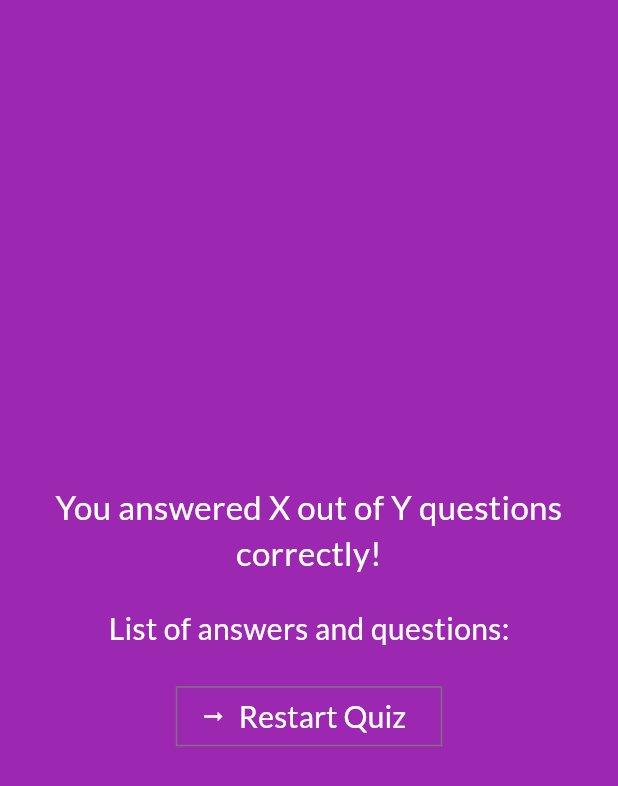
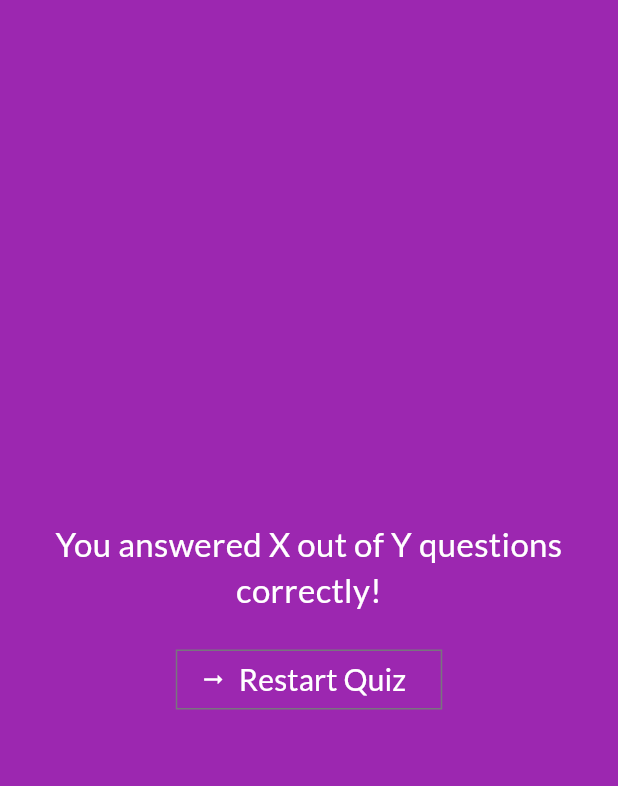
Before and after one commit to sckhoo/adv_basics, a Flutter app: the ResultScreen widget shown alone on an empty page, opened directly with empty values, on a phone screen of 412 x 824 dp. Shown: the top 786 px of the screen. Run offline on Flutter 3.47's test engine with Material 3 defaults, Android fonts, the phone set to English and light mode, and no system bars; our stand-ins replace google_fonts.

Commit message:
result screen started

```diff
--- a/lib/quiz.dart
+++ b/lib/quiz.dart
@@ -33,7 +33,7 @@ class _QuizState extends State<Quiz> {
       // Show results
       //print('You have chosen all answers: $selectedAnswers');
       setState(() {
-        selectedAnswers = [];
+        //selectedAnswers = [];
         activeScreen = 'result-screen';
       });
     }
@@ -46,7 +46,7 @@ class _QuizState extends State<Quiz> {
     if (activeScreen == 'question-screen') {
       screenWidget = QuestionsScreen(onSelectAnswer: chooseAnswer);
     } else if (activeScreen == 'result-screen') {
-      screenWidget = ResultScreen(selectedAnswers);
+      screenWidget = ResultScreen(chosenAnswers: selectedAnswers);
     }
     return Scaffold(
       appBar: AppBar(title: const Text('Flutter Demo 2')),
--- a/lib/result_screen.dart
+++ b/lib/result_screen.dart
@@ -1,12 +1,28 @@
 import 'package:flutter/material.dart';
 import 'package:google_fonts/google_fonts.dart';
 import 'package:adv_basics/data/questions.dart';
+import 'package:adv_basics/questions_summary.dart';
 
+//import 'package:adv_basics/start_screen.dart';
 
 class ResultScreen extends StatelessWidget {
-  const ResultScreen(this.selectedAnswers, {super.key});
+  const ResultScreen({required this.chosenAnswers, super.key});
 
-  final List<String> selectedAnswers;
+  final List<String> chosenAnswers;
+
+  List<Map<String, Object>> getSummaryData() {
+    final List<Map<String, Object>> summary = [];
+
+    for (var i = 0; i < chosenAnswers.length; i++) {
+      summary.add({
+        'question_index': i,
+        'question': questions[i].text,
+        'correct_answer': questions[i].answers[0],
+        'user_answer': chosenAnswers[i],
+      });
+    }
+    return summary;
+  }
 
   @override
   Widget build(BuildContext context) {
@@ -24,20 +40,8 @@ class ResultScreen extends StatelessWidget {
               textAlign: TextAlign.center,
             ),
             const SizedBox(height: 20),
-            Text(
-              'List of answers and questions:',
-              style: GoogleFonts.lato(fontSize: 20, color: Colors.white),
-            ),
-            const SizedBox(height: 20),
-            ...selectedAnswers.map((answer) {
-              return Padding(
-                padding: const EdgeInsets.symmetric(vertical: 4.0),
-                child: Text(
-                  answer,
-                  style: GoogleFonts.lato(fontSize: 18, color: Colors.white),
-                ),
-              );
-            }),
+            QuestionsSummary(getSummaryData()),
+
             OutlinedButton.icon(
               onPressed: () {
                 // Restart the quiz or navigate back to start screen
```
Also changed, not shown: lib/questions_summary.dart (added, +28 -0 lines).
